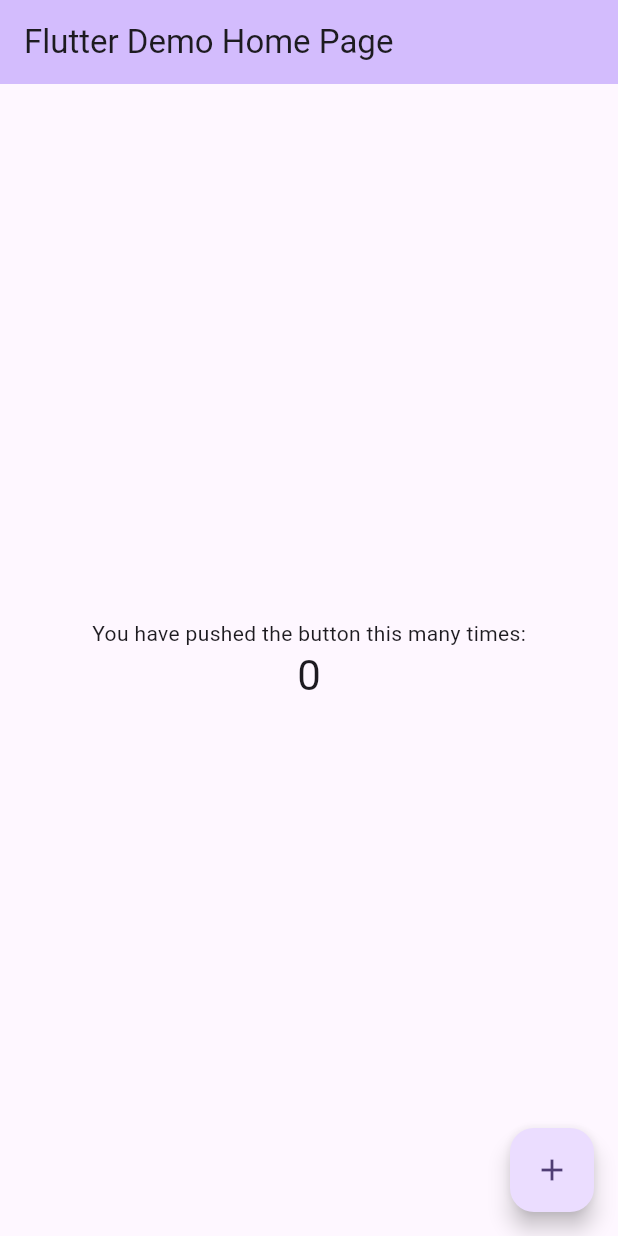
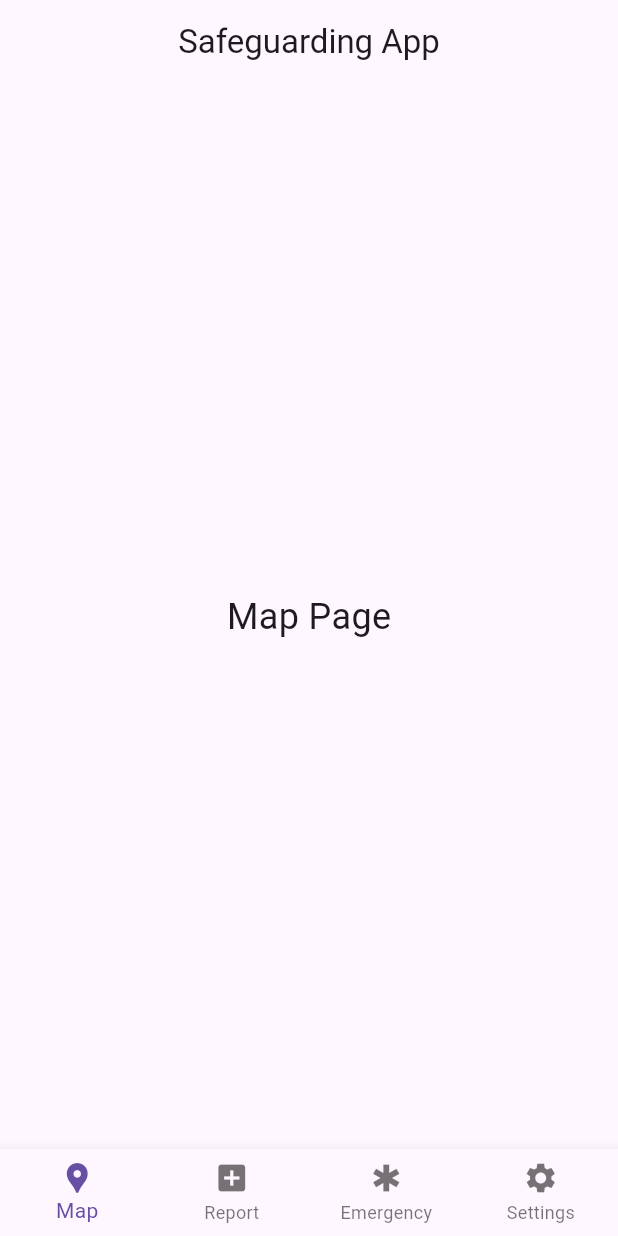
Before and after one commit to ailyaaaaaa/flutter-prototype, a Flutter app: the screen it shows after launch, on a phone screen of 412 x 824 dp. Run offline on Flutter 3.47's test engine with Material 3 defaults, Android fonts, the phone set to English and light mode, and no system bars.

Commit message:
created prototype in material_homepage file

```diff
--- a/lib/main.dart
+++ b/lib/main.dart
@@ -1,123 +1,22 @@
+//Import the Flutter package and the homepage file
 import 'package:flutter/material.dart';
+import 'package:prototype/material_homepage.dart';
 
+//Main function, runs the root widget
 void main() {
   runApp(const MyApp());
 }
 
+//Create a stateless widget
 class MyApp extends StatelessWidget {
   const MyApp({super.key});
 
-  // This widget is the root of your application.
+  //Override the build method which describes the part of the UI represented by this widget
   @override
   Widget build(BuildContext context) {
     return MaterialApp(
-      title: 'Flutter Demo',
-      theme: ThemeData(
-        // This is the theme of your application.
-        //
-        // TRY THIS: Try running your application with "flutter run". You'll see
-        // the application has a purple toolbar. Then, without quitting the app,
-        // try changing the seedColor in the colorScheme below to Colors.green
-        // and then invoke "hot reload" (save your changes or press the "hot
-        // reload" button in a Flutter-supported IDE, or press "r" if you used
-        // the command line to start the app).
-        //
-        // Notice that the counter didn't reset back to zero; the application
-        // state is not lost during the reload. To reset the state, use hot
-        // restart instead.
-        //
-        // This works for code too, not just values: Most code changes can be
-        // tested with just a hot reload.
-        colorScheme: ColorScheme.fromSeed(seedColor: Colors.deepPurple),
-        useMaterial3: true,
-      ),
-      home: const MyHomePage(title: 'Flutter Demo Home Page'),
+      //Set the home property to HomePage widget, which will be the first screen users see
+      home: const HomePage(),
     );
   }
 }
-
-class MyHomePage extends StatefulWidget {
-  const MyHomePage({super.key, required this.title});
-
-  // This widget is the home page of your application. It is stateful, meaning
-  // that it has a State object (defined below) that contains fields that affect
-  // how it looks.
-
-  // This class is the configuration for the state. It holds the values (in this
-  // case the title) provided by the parent (in this case the App widget) and
-  // used by the build method of the State. Fields in a Widget subclass are
-  // always marked "final".
-
-  final String title;
-
-  @override
-  State<MyHomePage> createState() => _MyHomePageState();
-}
-
-class _MyHomePageState extends State<MyHomePage> {
-  int _counter = 0;
-
-  void _incrementCounter() {
-    setState(() {
-      // This call to setState tells the Flutter framework that something has
-      // changed in this State, which causes it to rerun the build method below
-      // so that the display can reflect the updated values. If we changed
-      // _counter without calling setState(), then the build method would not be
-      // called again, and so nothing would appear to happen.
-      _counter++;
-    });
-  }
-
-  @override
-  Widget build(BuildContext context) {
-    // This method is rerun every time setState is called, for instance as done
-    // by the _incrementCounter method above.
-    //
-    // The Flutter framework has been optimized to make rerunning build methods
-    // fast, so that you can just rebuild anything that needs updating rather
-    // than having to individually change instances of widgets.
-    return Scaffold(
-      appBar: AppBar(
-        // TRY THIS: Try changing the color here to a specific color (to
-        // Colors.amber, perhaps?) and trigger a hot reload to see the AppBar
-        // change color while the other colors stay the same.
-        backgroundColor: Theme.of(context).colorScheme.inversePrimary,
-        // Here we take the value from the MyHomePage object that was created by
-        // the App.build method, and use it to set our appbar title.
-        title: Text(widget.title),
-      ),
-      body: Center(
-        // Center is a layout widget. It takes a single child and positions it
-        // in the middle of the parent.
-        child: Column(
-          // Column is also a layout widget. It takes a list of children and
-          // arranges them vertically. By default, it sizes itself to fit its
-          // children horizontally, and tries to be as tall as its parent.
-          //
-          // Column has various properties to control how it sizes itself and
-          // how it positions its children. Here we use mainAxisAlignment to
-          // center the children vertically; the main axis here is the vertical
-          // axis because Columns are vertical (the cross axis would be
-          // horizontal).
-          //
-          // TRY THIS: Invoke "debug painting" (choose the "Toggle Debug Paint"
-          // action in the IDE, or press "p" in the console), to see the
-          // wireframe for each widget.
-          mainAxisAlignment: MainAxisAlignment.center,
-          children: <Widget>[
-            const Text('You have pushed the button this many times:'),
-            Text(
-              '$_counter',
-              style: Theme.of(context).textTheme.headlineMedium,
-            ),
-          ],
-        ),
-      ),
-      floatingActionButton: FloatingActionButton(
-        onPressed: _incrementCounter,
-        tooltip: 'Increment',
-        child: const Icon(Icons.add),
-      ), // This trailing comma makes auto-formatting nicer for build methods.
-    );
-  }
-}
--- /dev/null
+++ b/lib/material_homepage.dart
@@ -0,0 +1,77 @@
+//Import the Flutter package, used to create the app's UI
+import 'package:flutter/material.dart';
+
+//HomePage is a piece of the UI, it is stateful, meaming it can be updated while the app is running
+class HomePage extends StatefulWidget {
+  //Constructor for HomePage. 'key' parameter used to uniquely identify widgets
+  const HomePage({super.key});
+
+  //This method is required for all StatefulWidgets. It creates the state object that will contain all the changeable data for this widget
+  @override
+  State<HomePage> createState() => _HomePageState();
+}
+
+//Contains all the data that can change while the app is running. The underscore '_' means this class is private
+class _HomePageState extends State<HomePage> {
+  //Keep track of which page is currently selected
+  int _selectedIndex = 0;
+
+  //This is a list of the different pages in the app, each page is just centered text right now. static const means this list won't change and is the same for all instances
+  static const List<Widget> _pages = <Widget>[
+    // Each Center widget puts its child in the middle of the screen
+    Center(child: Text('Map Page', style: TextStyle(fontSize: 24))),
+    Center(child: Text('Report Page', style: TextStyle(fontSize: 24))),
+    Center(child: Text('Emergency Page', style: TextStyle(fontSize: 24))),
+    Center(child: Text('Settings Page', style: TextStyle(fontSize: 24))),
+  ];
+
+  // This function is called when a navigation button is tapped, it updates which page is shown
+  void _onItemTapped(int index) {
+    //setState tells Flutter to rebuild the widget with new data
+    setState(() {
+      //Update the selected page index to the tapped button's index
+      _selectedIndex = index;
+    });
+  }
+
+  //This method builds the actual user interface of the HomePage
+  @override
+  Widget build(BuildContext context) {
+    //Scaffold is a basic page structure with app bar, body, and bottom navigation
+    return Scaffold(
+      //AppBar is the top bar of the app
+      appBar: AppBar(
+        //The text shown in the app bar
+        title: const Text('Safeguarding App'),
+        //Centers the title in the app bar
+        centerTitle: true,
+      ),
+      //The main content of the page
+      // hows the page corresponding to the currently selected index
+      body: _pages[_selectedIndex],
+      //The navigation bar at the bottom of the screen
+      bottomNavigationBar: BottomNavigationBar(
+        //Allows for 4 or more navigation items
+        type: BottomNavigationBarType.fixed,
+        //These are the buttons shown in the navigation bar
+        items: const <BottomNavigationBarItem>[
+          //Each BottomNavigationBarItem has an icon and a label
+          BottomNavigationBarItem(icon: Icon(Icons.location_pin), label: 'Map'),
+          BottomNavigationBarItem(icon: Icon(Icons.add_box), label: 'Report'),
+          BottomNavigationBarItem(
+            icon: Icon(Icons.emergency),
+            label: 'Emergency',
+          ),
+          BottomNavigationBarItem(
+            icon: Icon(Icons.settings),
+            label: 'Settings',
+          ),
+        ],
+        //Tell the navigation bar which button is currently selected
+        currentIndex: _selectedIndex,
+        //This function is called when a navigation button is tapped
+        onTap: _onItemTapped,
+      ),
+    );
+  }
+}
```
